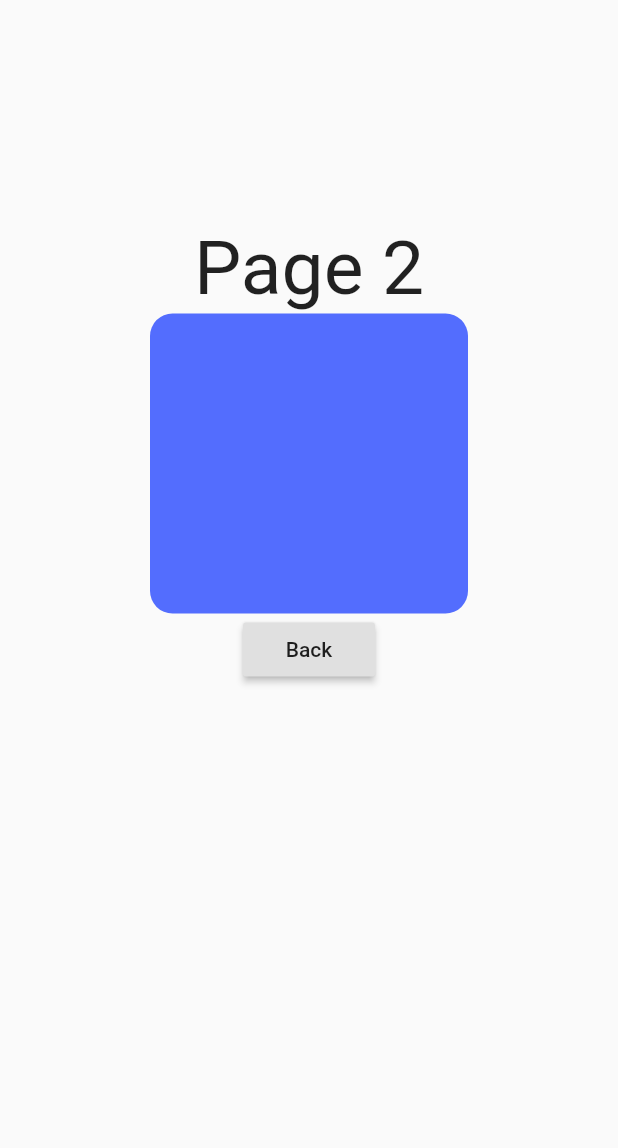
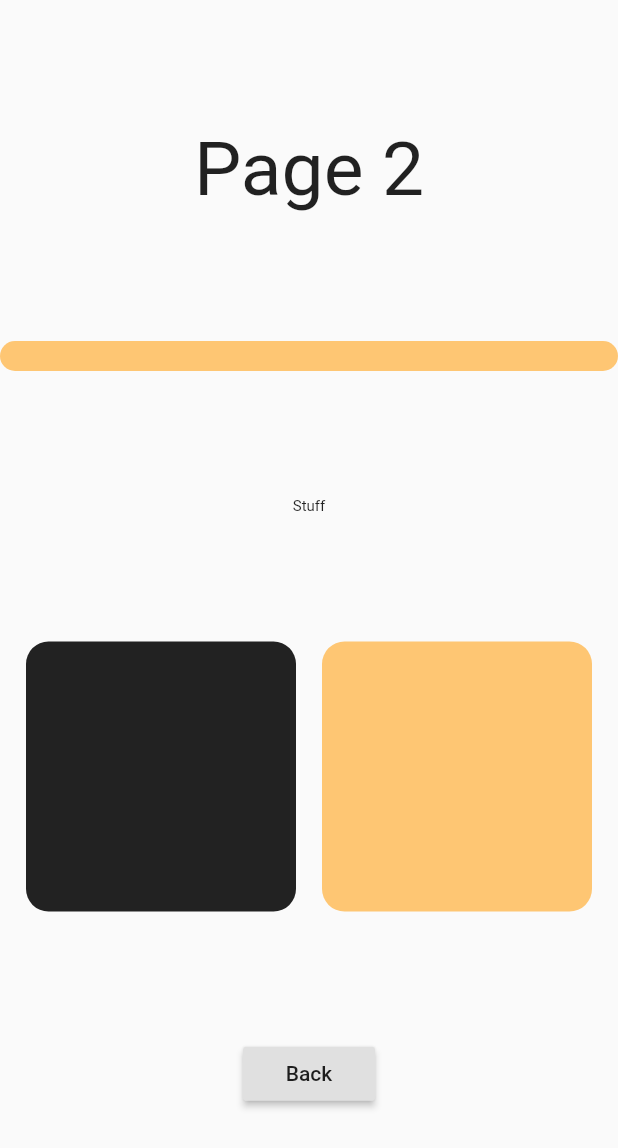
Before and after one commit to kirbs-btw/flutter, a Flutter app: the PageTwo screen opened by its route, on a phone screen of 412 x 824 dp. Shown: the top 1148 px of the screen. Run offline on Flutter 3.47's test engine with Material 2 defaults, Android fonts, the phone set to English and light mode, and no system bars; Roboto replaces fonts that are missing (GothamBlack).

Commit message:
Add files via upload

```diff
--- a/lib/pages/page_two/page_two.dart
+++ b/lib/pages/page_two/page_two.dart
@@ -1,3 +1,4 @@
+import 'package:flutter/cupertino.dart';
 import 'package:flutter/material.dart';
 import 'package:partyfinder/main.dart';
 
@@ -18,8 +19,10 @@ class _PageTwo extends State<PageTwo> {
     return Scaffold(
       body: Center(
         child: Container(
-          margin: EdgeInsets.fromLTRB(100, 150, 100, 150),
+          // color: Color(int.parse("0xfffff4e2")),
+          //margin: EdgeInsets.fromLTRB(100, 150, 100, 150),
               child: Column(
+                mainAxisAlignment: MainAxisAlignment.spaceEvenly,
                 children: <Widget>[
                   const Text(
                     'Page 2',
@@ -29,11 +32,37 @@ class _PageTwo extends State<PageTwo> {
                     ),
                   ),
                   new Container(
-                    padding: EdgeInsets.fromLTRB(100, 100, 100, 100),
+                    padding: EdgeInsets.fromLTRB(1, 10, 1, 10),
                     decoration: new BoxDecoration(
                       borderRadius: new BorderRadius.circular(15.0),
-                      color: Colors.indigoAccent,
+                      color: Color(int.parse("0xfffec673")),
                     ),
+                  ),
+                  Text(
+                    "Stuff",
+                    style: TextStyle(
+                      fontFamily: '',
+                      fontSize: 10,
+                    ),
+                  ),
+                  Row(
+                    mainAxisAlignment: MainAxisAlignment.spaceEvenly,
+                    children: <Widget>[
+                      new Container(
+                        padding: EdgeInsets.fromLTRB(90, 90, 90, 90),
+                        decoration: new BoxDecoration(
+                          borderRadius: new BorderRadius.circular(15.0),
+                          color: Color(int.parse("0xff222222")),
+                        ),
+                      ),
+                      new Container(
+                        padding: EdgeInsets.fromLTRB(90, 90, 90, 90),
+                        decoration: new BoxDecoration(
+                          borderRadius: new BorderRadius.circular(15.0),
+                          color: Color(int.parse("0xfffec673")),
+                        ),
+                      ),
+                    ],
                   ),
                   RaisedButton(
                     child: Text('Back'),
```
